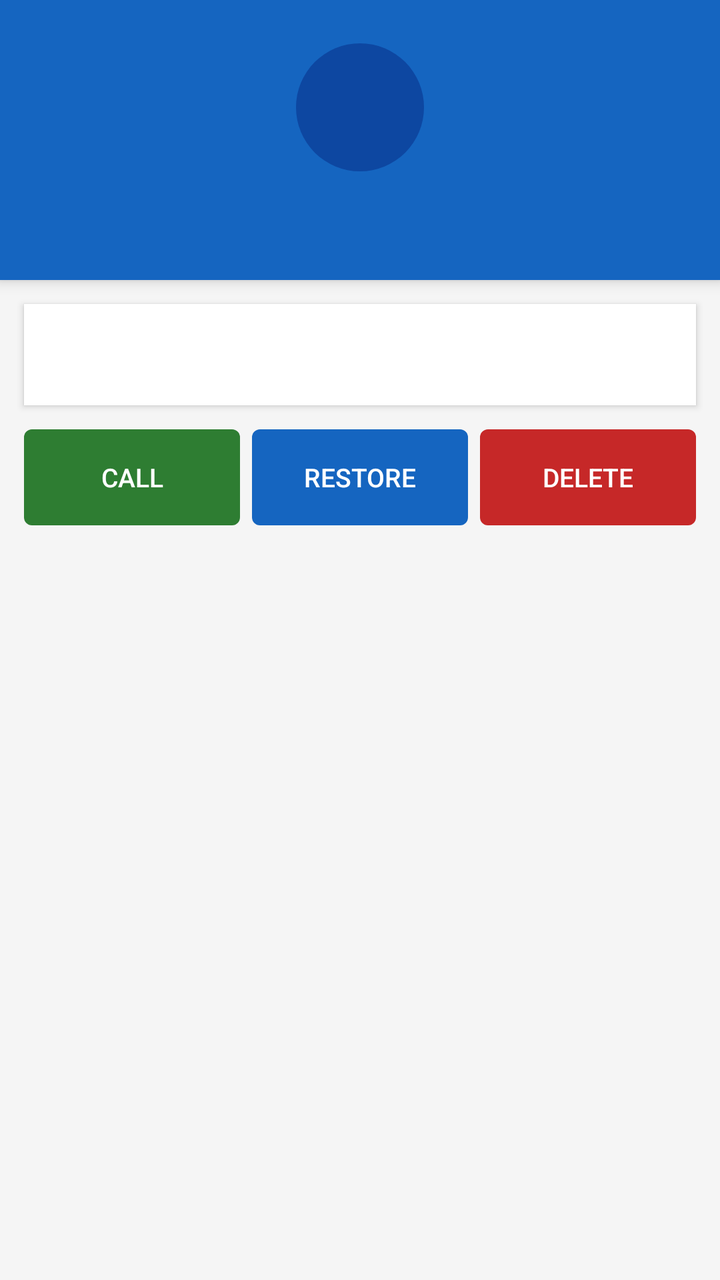
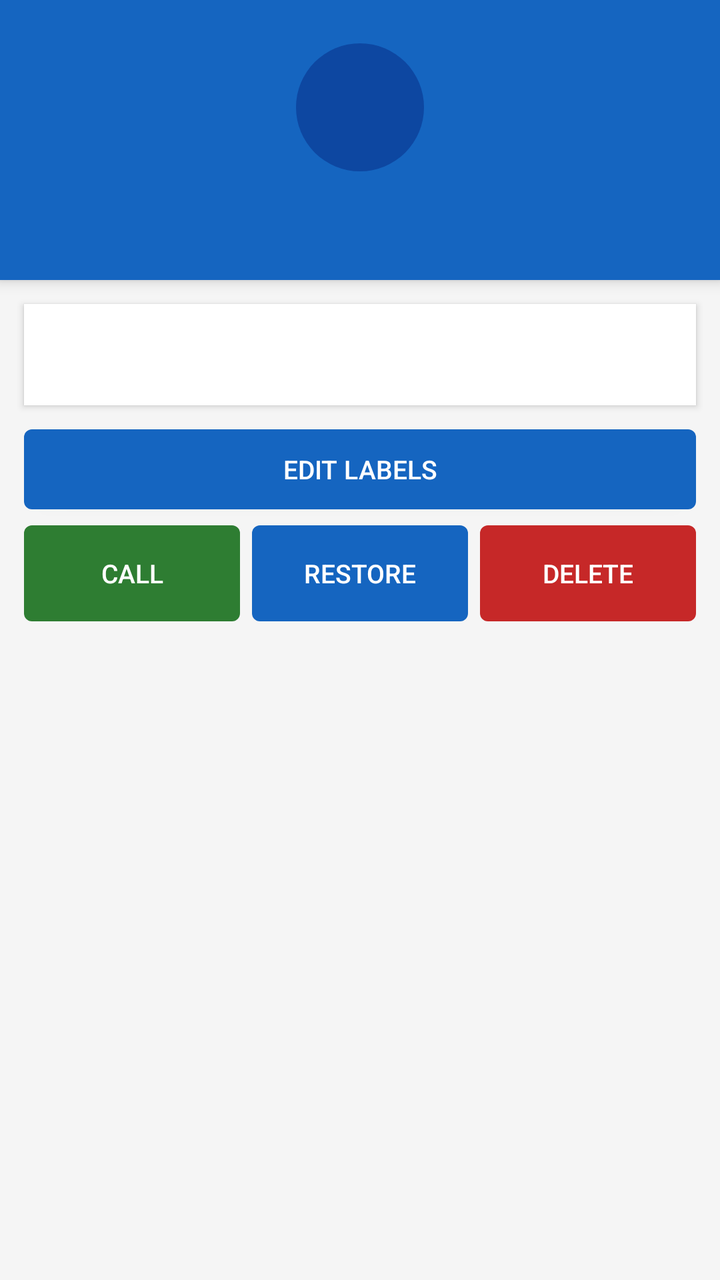

An Android layout rendered at two revisions. The XML below is the earlier revision; the diff shows what the commit changed to produce the second picture.
<!-- AndroidManifest.xml: application theme android:Theme.Material.Light.DarkActionBar -->
<!-- res/layout/activity_contact_detail.xml -->
<?xml version="1.0" encoding="utf-8"?>
<ScrollView xmlns:android="http://schemas.android.com/apk/res/android"
    android:layout_width="match_parent"
    android:layout_height="match_parent"
    android:background="#F5F5F5">

    <LinearLayout
        android:layout_width="match_parent"
        android:layout_height="wrap_content"
        android:orientation="vertical">

        
        <LinearLayout
            android:layout_width="match_parent"
            android:layout_height="140dp"
            android:background="#1565C0"
            android:orientation="vertical"
            android:gravity="center"
            android:elevation="4dp">

            <TextView
                android:id="@+id/tvAvatar"
                android:layout_width="64dp"
                android:layout_height="64dp"
                android:gravity="center"
                android:textSize="26sp"
                android:textColor="#FFFFFF"
                android:textStyle="bold"
                android:background="@drawable/circle_avatar_large" />

            <TextView
                android:id="@+id/tvName"
                android:layout_width="wrap_content"
                android:layout_height="wrap_content"
                android:textSize="18sp"
                android:textColor="#FFFFFF"
                android:textStyle="bold"
                android:layout_marginTop="8dp"
                android:maxLines="1"
                android:ellipsize="end" />

        </LinearLayout>

        
        <LinearLayout
            android:layout_width="match_parent"
            android:layout_height="wrap_content"
            android:orientation="vertical"
            android:layout_margin="12dp"
            android:background="#FFFFFF"
            android:padding="16dp"
            android:elevation="2dp">

            
            <TextView
                android:id="@+id/labelPhones"
                android:layout_width="match_parent"
                android:layout_height="wrap_content"
                android:text="@string/phones"
                android:textColor="#1565C0"
                android:textSize="11sp"
                android:textStyle="bold"
                android:letterSpacing="0.08"
                android:visibility="gone" />

            <TextView
                android:id="@+id/tvPhones"
                android:layout_width="match_parent"
                android:layout_height="wrap_content"
                android:textSize="15sp"
                android:textColor="#212121"
                android:paddingTop="2dp"
                android:paddingBottom="12dp"
                android:visibility="gone" />

            
            <TextView
                android:id="@+id/labelEmails"
                android:layout_width="match_parent"
                android:layout_height="wrap_content"
                android:text="@string/emails"
                android:textColor="#1565C0"
                android:textSize="11sp"
                android:textStyle="bold"
                android:letterSpacing="0.08"
                android:visibility="gone" />

            <TextView
                android:id="@+id/tvEmails"
                android:layout_width="match_parent"
                android:layout_height="wrap_content"
                android:textSize="15sp"
                android:textColor="#212121"
                android:paddingTop="2dp"
                android:paddingBottom="12dp"
                android:visibility="gone" />

            
            <TextView
                android:id="@+id/labelOrg"
                android:layout_width="match_parent"
                android:layout_height="wrap_content"
                android:text="@string/org"
                android:textColor="#1565C0"
                android:textSize="11sp"
                android:textStyle="bold"
                android:letterSpacing="0.08"
                android:visibility="gone" />

            <TextView
                android:id="@+id/tvOrg"
                android:layout_width="match_parent"
                android:layout_height="wrap_content"
                android:textSize="15sp"
                android:textColor="#212121"
                android:paddingTop="2dp"
                android:paddingBottom="12dp"
                android:visibility="gone" />

            
            <TextView
                android:id="@+id/labelNotes"
                android:layout_width="match_parent"
                android:layout_height="wrap_content"
                android:text="@string/notes"
                android:textColor="#1565C0"
                android:textSize="11sp"
                android:textStyle="bold"
                android:letterSpacing="0.08"
                android:visibility="gone" />

            <TextView
                android:id="@+id/tvNotes"
                android:layout_width="match_parent"
                android:layout_height="wrap_content"
                android:textSize="15sp"
                android:textColor="#212121"
                android:paddingTop="2dp"
                android:paddingBottom="12dp"
                android:visibility="gone" />

            
            <TextView
                android:id="@+id/tvArchivedOn"
                android:layout_width="match_parent"
                android:layout_height="wrap_content"
                android:textSize="11sp"
                android:textColor="#9E9E9E"
                android:paddingTop="4dp" />

        </LinearLayout>

        
        <LinearLayout
            android:layout_width="match_parent"
            android:layout_height="wrap_content"
            android:orientation="horizontal"
            android:layout_marginLeft="12dp"
            android:layout_marginRight="12dp"
            android:layout_marginBottom="16dp">

            <Button
                android:id="@+id/btnCall"
                android:layout_width="0dp"
                android:layout_height="48dp"
                android:layout_weight="1"
                android:text="@string/btn_call"
                android:background="@drawable/bg_button_call"
                android:textColor="#FFFFFF"
                android:textSize="13sp"
                android:layout_marginRight="6dp" />

            <Button
                android:id="@+id/btnRestore"
                android:layout_width="0dp"
                android:layout_height="48dp"
                android:layout_weight="1"
                android:text="@string/btn_restore"
                android:background="@drawable/bg_button_primary"
                android:textColor="#FFFFFF"
                android:textSize="13sp"
                android:layout_marginRight="6dp" />

            <Button
                android:id="@+id/btnDelete"
                android:layout_width="0dp"
                android:layout_height="48dp"
                android:layout_weight="1"
                android:text="@string/btn_delete"
                android:background="@drawable/bg_button_danger"
                android:textColor="#FFFFFF"
                android:textSize="13sp" />

        </LinearLayout>

    </LinearLayout>
</ScrollView>
<!-- resources referenced by this layout -->
<resources>
  <!-- drawable bg_button_call (drawable) -->
  <?xml version="1.0" encoding="utf-8"?>
  <ripple xmlns:android="http://schemas.android.com/apk/res/android"
      android:color="#0D000000">
      <item>
          <shape android:shape="rectangle">
              <solid android:color="#2E7D32" />
              <corners android:radius="4dp" />
          </shape>
      </item>
  </ripple>
  <!-- drawable bg_button_danger (drawable) -->
  <?xml version="1.0" encoding="utf-8"?>
  <ripple xmlns:android="http://schemas.android.com/apk/res/android"
      android:color="#0D000000">
      <item>
          <shape android:shape="rectangle">
              <solid android:color="#C62828" />
              <corners android:radius="4dp" />
          </shape>
      </item>
  </ripple>
  <!-- drawable bg_button_primary (drawable) -->
  <?xml version="1.0" encoding="utf-8"?>
  <ripple xmlns:android="http://schemas.android.com/apk/res/android"
      android:color="#0D000000">
      <item>
          <shape android:shape="rectangle">
              <solid android:color="#1565C0" />
              <corners android:radius="4dp" />
          </shape>
      </item>
  </ripple>
  <!-- drawable circle_avatar_large (drawable) -->
  <?xml version="1.0" encoding="utf-8"?>
  <shape xmlns:android="http://schemas.android.com/apk/res/android"
      android:shape="oval">
      <solid android:color="#0D47A1" />
  </shape>
  <string name="btn_call">Call</string>
  <string name="btn_delete">Delete</string>
  <string name="btn_restore">Restore</string>
  <string name="emails">Emails</string>
  <string name="notes">Notes</string>
  <string name="org">Organization</string>
  <string name="phones">Phones</string>
</resources>

<!-- the commit's change to res/layout/activity_contact_detail.xml (unified diff, before → after) -->
@@ -51,95 +51,107 @@
             android:padding="16dp"
             android:elevation="2dp">
 
+            <TextView
+                android:id="@+id/labelPhones"
+                android:layout_width="match_parent"
+                android:layout_height="wrap_content"
+                android:text="@string/phones"
+                android:textColor="#1565C0"
+                android:textSize="11sp"
+                android:textStyle="bold"
+                android:letterSpacing="0.08"
+                android:visibility="gone" />
+            <TextView
+                android:id="@+id/tvPhones"
+                android:layout_width="match_parent"
+                android:layout_height="wrap_content"
+                android:textSize="15sp"
+                android:textColor="#212121"
+                android:paddingTop="2dp"
+                android:paddingBottom="12dp"
+                android:visibility="gone" />
+
+            <TextView
+                android:id="@+id/labelEmails"
+                android:layout_width="match_parent"
+                android:layout_height="wrap_content"
+                android:text="@string/emails"
+                android:textColor="#1565C0"
+                android:textSize="11sp"
+                android:textStyle="bold"
+                android:letterSpacing="0.08"
+                android:visibility="gone" />
+            <TextView
+                android:id="@+id/tvEmails"
+                android:layout_width="match_parent"
+                android:layout_height="wrap_content"
+                android:textSize="15sp"
+                android:textColor="#212121"
+                android:paddingTop="2dp"
+                android:paddingBottom="12dp"
+                android:visibility="gone" />
+
+            <TextView
+                android:id="@+id/labelOrg"
+                android:layout_width="match_parent"
+                android:layout_height="wrap_content"
+                android:text="@string/org"
+                android:textColor="#1565C0"
+                android:textSize="11sp"
+                android:textStyle="bold"
+                android:letterSpacing="0.08"
+                android:visibility="gone" />
+            <TextView
+                android:id="@+id/tvOrg"
+                android:layout_width="match_parent"
+                android:layout_height="wrap_content"
+                android:textSize="15sp"
+                android:textColor="#212121"
+                android:paddingTop="2dp"
+                android:paddingBottom="12dp"
+                android:visibility="gone" />
+
+            <TextView
+                android:id="@+id/labelNotes"
+                android:layout_width="match_parent"
+                android:layout_height="wrap_content"
+                android:text="@string/notes"
+                android:textColor="#1565C0"
+                android:textSize="11sp"
+                android:textStyle="bold"
+                android:letterSpacing="0.08"
+                android:visibility="gone" />
+            <TextView
+                android:id="@+id/tvNotes"
+                android:layout_width="match_parent"
+                android:layout_height="wrap_content"
+                android:textSize="15sp"
+                android:textColor="#212121"
+                android:paddingTop="2dp"
+                android:paddingBottom="12dp"
+                android:visibility="gone" />
+
             
             <TextView
-                android:id="@+id/labelPhones"
-                android:layout_width="match_parent"
-                android:layout_height="wrap_content"
-                android:text="@string/phones"
-                android:textColor="#1565C0"
-                android:textSize="11sp"
-                android:textStyle="bold"
-                android:letterSpacing="0.08"
-                android:visibility="gone" />
-
-            <TextView
-                android:id="@+id/tvPhones"
-                android:layout_width="match_parent"
-                android:layout_height="wrap_content"
-                android:textSize="15sp"
-                android:textColor="#212121"
-                android:paddingTop="2dp"
-                android:paddingBottom="12dp"
-                android:visibility="gone" />
-
-            
-            <TextView
-                android:id="@+id/labelEmails"
-                android:layout_width="match_parent"
-                android:layout_height="wrap_content"
-                android:text="@string/emails"
-                android:textColor="#1565C0"
-                android:textSize="11sp"
-                android:textStyle="bold"
-                android:letterSpacing="0.08"
-                android:visibility="gone" />
-
-            <TextView
-                android:id="@+id/tvEmails"
-                android:layout_width="match_parent"
-                android:layout_height="wrap_content"
-                android:textSize="15sp"
-                android:textColor="#212121"
-                android:paddingTop="2dp"
-                android:paddingBottom="12dp"
-                android:visibility="gone" />
-
-            
-            <TextView
-                android:id="@+id/labelOrg"
-                android:layout_width="match_parent"
-                android:layout_height="wrap_content"
-                android:text="@string/org"
-                android:textColor="#1565C0"
-                android:textSize="11sp"
-                android:textStyle="bold"
-                android:letterSpacing="0.08"
-                android:visibility="gone" />
-
-            <TextView
-                android:id="@+id/tvOrg"
-                android:layout_width="match_parent"
-                android:layout_height="wrap_content"
-                android:textSize="15sp"
-                android:textColor="#212121"
-                android:paddingTop="2dp"
-                android:paddingBottom="12dp"
-                android:visibility="gone" />
-
-            
-            <TextView
-                android:id="@+id/labelNotes"
-                android:layout_width="match_parent"
-                android:layout_height="wrap_content"
-                android:text="@string/notes"
-                android:textColor="#1565C0"
-                android:textSize="11sp"
-                android:textStyle="bold"
-                android:letterSpacing="0.08"
-                android:visibility="gone" />
-
-            <TextView
-                android:id="@+id/tvNotes"
-                android:layout_width="match_parent"
-                android:layout_height="wrap_content"
-                android:textSize="15sp"
-                android:textColor="#212121"
-                android:paddingTop="2dp"
-                android:paddingBottom="12dp"
-                android:visibility="gone" />
-
-            
+                android:id="@+id/labelLabels"
+                android:layout_width="match_parent"
+                android:layout_height="wrap_content"
+                android:text="@string/labels"
+                android:textColor="#1565C0"
+                android:textSize="11sp"
+                android:textStyle="bold"
+                android:letterSpacing="0.08"
+                android:visibility="gone" />
+            <TextView
+                android:id="@+id/tvLabels"
+                android:layout_width="match_parent"
+                android:layout_height="wrap_content"
+                android:textSize="15sp"
+                android:textColor="#212121"
+                android:paddingTop="2dp"
+                android:paddingBottom="12dp"
+                android:visibility="gone" />
+
             <TextView
                 android:id="@+id/tvArchivedOn"
                 android:layout_width="match_parent"
@@ -149,6 +161,19 @@
                 android:paddingTop="4dp" />
 
         </LinearLayout>
+
+        
+        <Button
+            android:id="@+id/btnEditLabels"
+            android:layout_width="match_parent"
+            android:layout_height="40dp"
+            android:layout_marginLeft="12dp"
+            android:layout_marginRight="12dp"
+            android:layout_marginBottom="8dp"
+            android:text="@string/edit_labels"
+            android:background="@drawable/bg_button_primary"
+            android:textColor="#FFFFFF"
+            android:textSize="13sp" />
 
         
         <LinearLayout
<!-- resource entries referenced after the edit -->
@@ -42,7 +42,9 @@
   <string name="btn_call">Call</string>
   <string name="btn_delete">Delete</string>
   <string name="btn_restore">Restore</string>
+  <string name="edit_labels">Edit Labels</string>
   <string name="emails">Emails</string>
+  <string name="labels">Labels</string>
   <string name="notes">Notes</string>
   <string name="org">Organization</string>
   <string name="phones">Phones</string>
